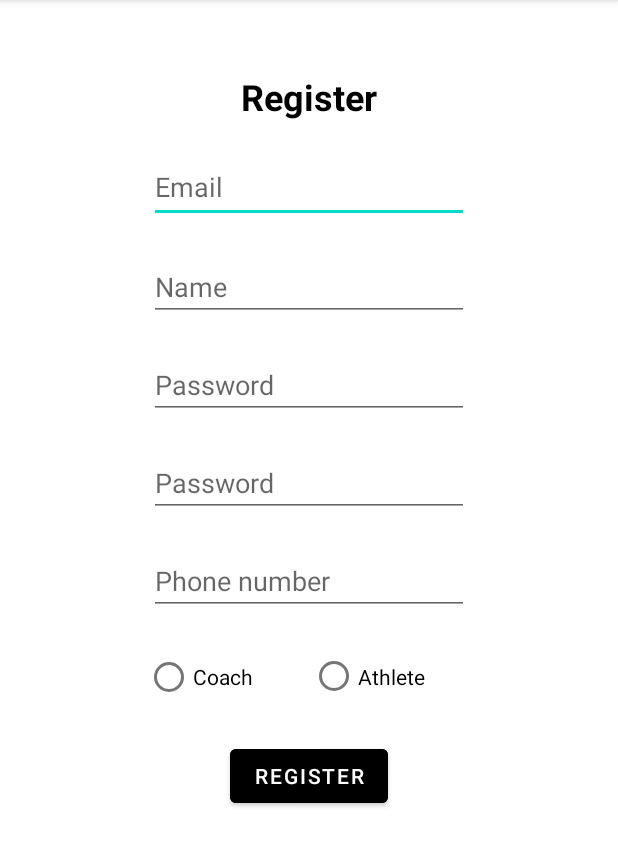
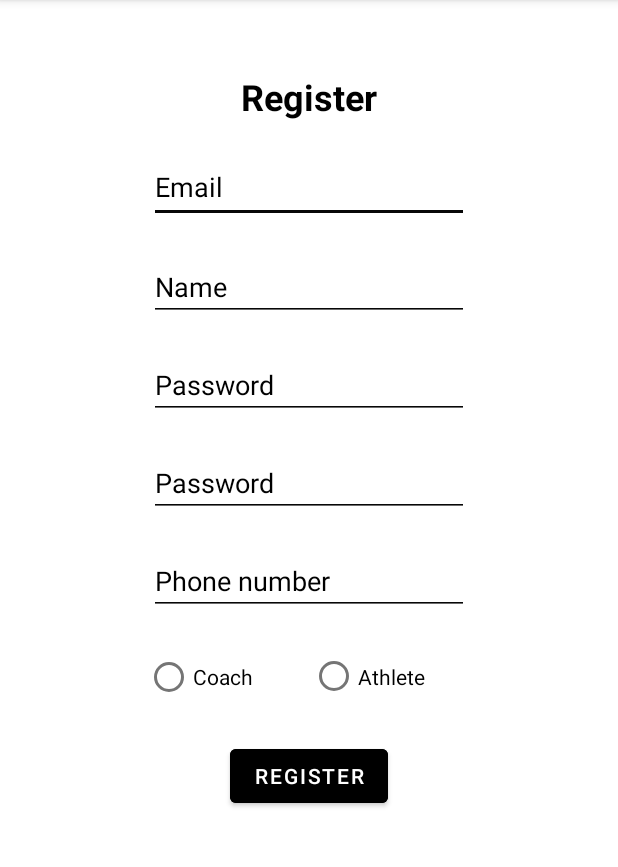
Before and after one commit to AlexSalvador123/CM_Project, an Android app: the Register screen opened directly, with no data from a screen before it, on a phone screen of 412 x 824 dp, the part 84-951 px from its top. Run offline under Robolectric (Android 15) with nearby library versions, the phone set to English and light mode, and no system bars; our stand-ins replace Firebase (no records; nobody signed in at launch, a user with empty details on screens opened directly).

Commit message:
some changes in register

```diff
--- a/TrackMySport/app/src/main/java/com/example/trackmysport/MainPage.java
+++ b/TrackMySport/app/src/main/java/com/example/trackmysport/MainPage.java
@@ -34,4 +34,9 @@ public class MainPage extends AppCompatActivity {
         startActivity(i);
     }
 
+    public void Whiteboard(View view){
+        Intent i = new Intent(this, Whiteboard.class);
+        startActivity(i);
+    }
+
 }
--- a/TrackMySport/app/src/main/java/com/example/trackmysport/Profile.java
+++ b/TrackMySport/app/src/main/java/com/example/trackmysport/Profile.java
@@ -69,9 +69,12 @@ public class Profile extends AppCompatActivity {
 
             @Override
             public void onCancelled(@NonNull DatabaseError error) {
-
+                Intent i = new Intent(Profile.this, MainActivity.class);
+                startActivity(i);
+                finish();
             }
         });
+
         setContentView(R.layout.activity_profile);
     }
 
--- a/TrackMySport/app/src/main/java/com/example/trackmysport/Register.java
+++ b/TrackMySport/app/src/main/java/com/example/trackmysport/Register.java
@@ -75,6 +75,7 @@ public class Register extends AppCompatActivity {
                                 userDB.child("name").setValue(name.getText().toString());
                                 userDB.child("phoneNumber").setValue(phoneNumber.getText().toString());
                                 userDB.child("accountType").setValue(accountType);
+                                userDB.child("email").setValue(email);
 
                             } else {
                                 updateUI(null);
--- a/TrackMySport/app/src/main/res/layout/activity_profile.xml
+++ b/TrackMySport/app/src/main/res/layout/activity_profile.xml
@@ -14,6 +14,8 @@
         android:layout_height="22dp"
         android:layout_marginStart="4dp"
         android:layout_marginTop="16dp"
+        android:clickable="true"
+        android:onClick="changeAccountType"
         app:layout_constraintStart_toEndOf="@+id/textView7"
         app:layout_constraintTop_toBottomOf="@+id/textView9"
         app:srcCompat="@android:drawable/ic_menu_edit" />
@@ -158,6 +160,8 @@
         android:layout_marginStart="4dp"
         android:layout_marginTop="16dp"
         android:background="#FFFFFF"
+        android:clickable="true"
+        android:onClick="changePhoneNumber"
         app:layout_constraintStart_toEndOf="@+id/textView5"
         app:layout_constraintTop_toBottomOf="@+id/textViewEmailProfile"
         app:srcCompat="@android:drawable/ic_menu_edit" />
@@ -168,6 +172,8 @@
         android:layout_height="22dp"
         android:layout_marginStart="4dp"
         android:layout_marginTop="16dp"
+        android:clickable="true"
+        android:onClick="changePassword"
         app:layout_constraintStart_toEndOf="@+id/textView9"
         app:layout_constraintTop_toBottomOf="@+id/editPhoneNumber"
         app:srcCompat="@android:drawable/ic_menu_edit" />
--- a/TrackMySport/app/src/main/res/layout/activity_register.xml
+++ b/TrackMySport/app/src/main/res/layout/activity_register.xml
@@ -30,6 +30,9 @@
         android:hint="@string/email"
         android:inputType="textEmailAddress"
         android:minHeight="48dp"
+        android:backgroundTint="#070707"
+        android:textColor="#000000"
+        android:textColorHint="#000000"
         app:layout_constraintEnd_toEndOf="parent"
         app:layout_constraintStart_toStartOf="parent"
         app:layout_constraintTop_toBottomOf="@+id/register_title" />
@@ -39,6 +42,9 @@
         android:layout_width="wrap_content"
         android:layout_height="wrap_content"
         android:layout_marginTop="20dp"
+        android:backgroundTint="#070707"
+        android:textColor="#000000"
+        android:textColorHint="#000000"
         android:ems="10"
         android:hint="@string/name"
         android:inputType="textPersonName"
@@ -51,6 +57,9 @@
         android:layout_width="wrap_content"
         android:layout_height="wrap_content"
         android:layout_marginTop="20dp"
+        android:backgroundTint="#070707"
+        android:textColor="#000000"
+        android:textColorHint="#000000"
         android:ems="10"
         android:hint="@string/password"
         android:inputType="textPassword"
@@ -63,6 +72,9 @@
         android:layout_width="wrap_content"
         android:layout_height="wrap_content"
         android:layout_marginTop="20dp"
+        android:backgroundTint="#070707"
+        android:textColor="#000000"
+        android:textColorHint="#000000"
         android:ems="10"
         android:hint="@string/password"
         android:inputType="textPassword"
@@ -75,6 +87,9 @@
         android:layout_width="wrap_content"
         android:layout_height="wrap_content"
         android:layout_marginTop="20dp"
+        android:backgroundTint="#070707"
+        android:textColor="#000000"
+        android:textColorHint="#000000"
         android:ems="10"
         android:hint="@string/phonenumber"
         android:inputType="phone"
@@ -99,6 +114,7 @@
         android:layout_width="219dp"
         android:layout_height="51dp"
         android:layout_marginTop="16dp"
+        android:backgroundTint="#070707"
         android:orientation="horizontal"
         app:layout_constraintEnd_toEndOf="parent"
         app:layout_constraintStart_toStartOf="parent"
@@ -108,12 +124,14 @@
             android:id="@+id/coach"
             android:layout_width="110dp"
             android:layout_height="wrap_content"
+            android:textColor="#000000"
             android:text="@string/coach" />
 
         <RadioButton
             android:id="@+id/athlete"
             android:layout_width="137dp"
             android:layout_height="50dp"
+            android:textColor="#000000"
             android:text="@string/athlete" />
     </RadioGroup>
 </androidx.constraintlayout.widget.ConstraintLayout>
--- a/TrackMySport/app/src/main/res/values/strings.xml
+++ b/TrackMySport/app/src/main/res/values/strings.xml
@@ -120,4 +120,5 @@
     <string name="open">Open</string>
     <string name="save">Save</string>
     <string name="changePassword">Change Password</string>
+    <string name="whiteboard">Whiteboard</string>
 </resources>
```
Also changed, not shown: TrackMySport/app/src/main/AndroidManifest.xml (+18 -8 lines), TrackMySport/app/src/main/java/com/example/trackmysport/Whiteboard.java (added, +14 -0 lines), TrackMySport/app/src/main/res/layout/activity_main_page.xml (+12 -0 lines), TrackMySport/app/src/main/res/layout/activity_whiteboard.xml (added, +10 -0 lines).
